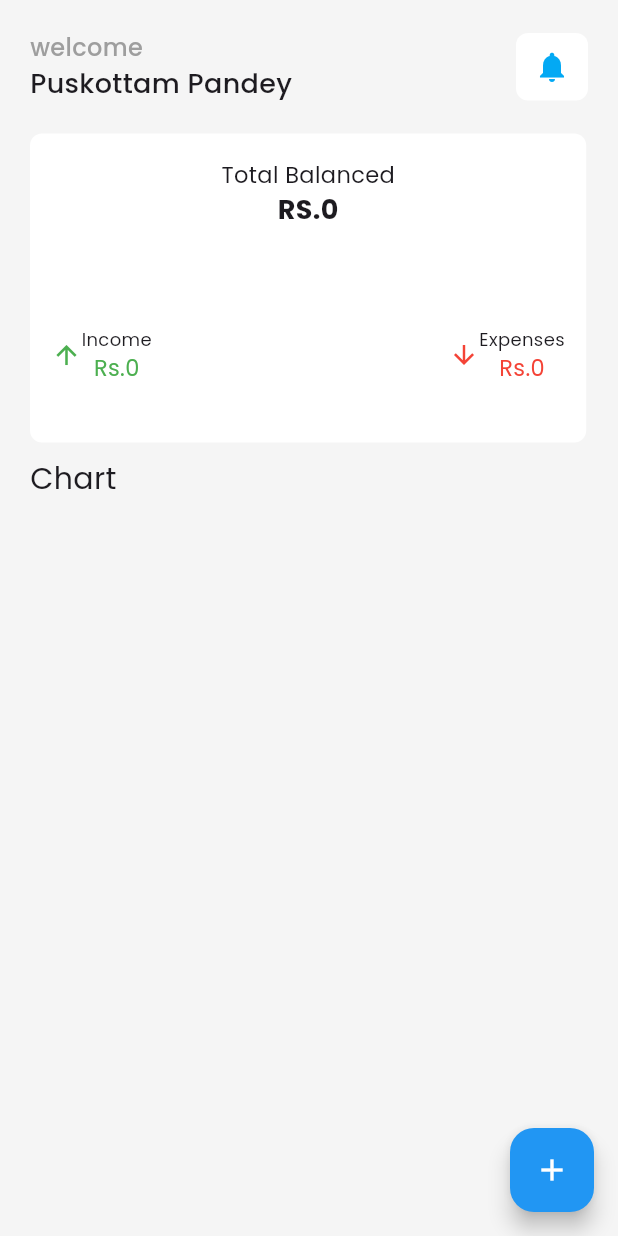
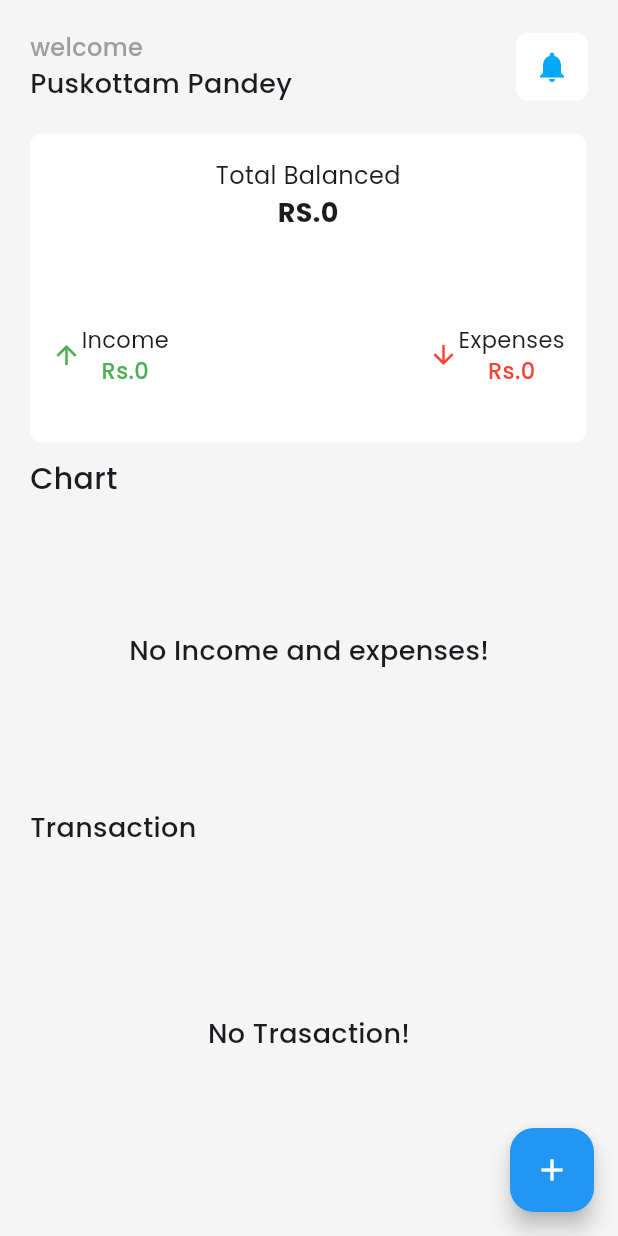
Before and after one commit to puskottampandey/ExpenseTracking, a Flutter app: the screen it shows after launch, on a phone screen of 412 x 824 dp. Run offline on Flutter 3.47's test engine with Material 2 defaults, Android fonts, the phone set to English and light mode, and no system bars; drawn by our look-alikes of fl_chart; our stand-ins replace google_fonts, smooth_page_indicator.

Commit message:
Transaction list card UI changed

```diff
--- a/lib/provider/homescreen_provider/home_screen_provider.dart
+++ b/lib/provider/homescreen_provider/home_screen_provider.dart
@@ -49,13 +49,15 @@
   final List<Transaction> _value = [];
   List<Transaction> get value => _value;
 
-  void enter(int money, String type, IconData icon, Color color) {
+  void enter(
+      int money, String type, IconData icon, Color color, Color iconback) {
     _value.add(Transaction(
       enteramount: money,
       totalamount: amount,
       type: type,
       icon: icon,
       color: color,
+      iconback: iconback,
     ));
   }
 }
--- a/lib/view/screen/home_screen/home_screen.dart
+++ b/lib/view/screen/home_screen/home_screen.dart
@@ -81,10 +81,16 @@
                   ),
                   Text(
                     "Chart",
-                    style: GoogleFonts.poppins(fontSize: 20),
+                    style: GoogleFonts.poppins(
+                        fontSize: 20, fontWeight: FontWeight.w500),
                   ),
-                  Flexible(
-                    child: PieChart(
+
+                  // PieChart for the income and expenses
+
+                  SizedBox(
+                      height: 200,
+                      child: value.value.isNotEmpty
+                          ? PieChart(
                               swapAnimationDuration:
                                   const Duration(milliseconds: 150), // Optional
                               swapAnimationCurve: Curves.linear,
@@ -102,24 +108,61 @@
                                   radius: 100,
                                 )
                               ]),
+                            )
+                          : Center(
+                              child: Text(
+                                "No Income and expenses!",
+                                style: GoogleFonts.poppins(
+                                    fontSize: 18, fontWeight: FontWeight.w500),
                               ),
+                            )),
+                  const SizedBox(
+                    height: 5,
                   ),
+                  Text(
+                    "Transaction",
+                    style: GoogleFonts.poppins(
+                        fontSize: 18, fontWeight: FontWeight.w500),
+                  ),
+                  const SizedBox(
+                    height: 10,
+                  ),
+
+                  // list of the transaction of the icome and expenses
+
                   Flexible(
                     child: Consumer<AddtransactionProvider>(
                       builder: (context, value, child) {
-                        return ListView.builder(
+                        return value.value.isNotEmpty
+                            ? ListView.builder(
                                 itemCount: value.value.length,
                                 itemBuilder: (context, int index) {
-                              return Card(
+                                  return Container(
+                                    height: MediaQuery.sizeOf(context).height *
+                                        0.08,
+                                    width:
+                                        MediaQuery.sizeOf(context).width * 0.9,
+                                    decoration: BoxDecoration(
+                                        borderRadius: BorderRadius.circular(8),
+                                        color: Colors.white),
+                                    child: Padding(
+                                      padding: const EdgeInsets.all(10.0),
                                       child: ListTile(
-                                  leading: Icon(value.value[index].icon,
-                                      size: 18,
-                                      color: value.value[index].color),
+                                        leading: CircleAvatar(
+                                          radius: 12,
+                                          backgroundColor:
+                                              value.value[index].iconback,
+                                          child: Icon(
+                                            value.value[index].icon,
+                                            size: 15,
+                                            color: value.value[index].color,
+                                          ),
+                                        ),
                                         title: Text(
                                           value.value[index].type.toString(),
                                           style: GoogleFonts.poppins(
                                               fontSize: 18,
-                                    ),
+                                              fontWeight: FontWeight.w500),
                                         ),
                                         trailing: Column(
                                           children: [
@@ -127,21 +170,34 @@
                                               "Rs.${value.value[index].enteramount.toString()}",
                                               style: GoogleFonts.poppins(
                                                   fontSize: 10,
-                                            color: value.value[index].color),
+                                                  color:
+                                                      value.value[index].color,
+                                                  fontWeight: FontWeight.w500),
                                             ),
                                             Text(
                                               "Rs.${value.value[index].totalamount.toString()}",
-                                        style:
-                                            GoogleFonts.poppins(fontSize: 14),
+                                              style: GoogleFonts.poppins(
+                                                  fontSize: 14,
+                                                  fontWeight: FontWeight.w500),
                                             )
                                           ],
                                         ),
                                       ),
+                                    ),
                                   );
-                            });
+                                },
+                              )
+                            : Center(
+                                child: Text(
+                                  "No Trasaction!",
+                                  style: GoogleFonts.poppins(
+                                      fontSize: 18,
+                                      fontWeight: FontWeight.w500),
+                                ),
+                              );
                       },
                     ),
-                  )
+                  ),
                 ],
               ),
             ),
--- a/lib/view/screen/home_screen/model/card_model.dart
+++ b/lib/view/screen/home_screen/model/card_model.dart
@@ -6,6 +6,7 @@
   String? type;
   IconData? icon;
   Color? color;
+  Color? iconback;
 
   Transaction({
     this.enteramount,
@@ -13,5 +14,6 @@
     this.type,
     this.icon,
     this.color,
+    this.iconback,
   });
 }
--- a/lib/view/screen/home_screen/widget/totalamount.dart
+++ b/lib/view/screen/home_screen/widget/totalamount.dart
@@ -30,7 +30,7 @@
                     Text(
                       "Total Balanced",
                       style: GoogleFonts.poppins(
-                        fontSize: 15,
+                        fontSize: 16,
                         fontWeight: FontWeight.w400,
                       ),
                     ),
@@ -66,11 +66,13 @@
                             children: [
                               Text("Income",
                                   style: GoogleFonts.poppins(
-                                    fontSize: 12,
+                                    fontSize: 15,
                                   )),
                               Text("Rs.${value.income}",
                                   style: GoogleFonts.poppins(
-                                      fontSize: 15, color: Colors.green)),
+                                      fontSize: 15,
+                                      color: Colors.green,
+                                      fontWeight: FontWeight.w500)),
                             ],
                           )
                         ],
@@ -93,11 +95,13 @@
                             children: [
                               Text("Expenses",
                                   style: GoogleFonts.poppins(
-                                    fontSize: 12,
+                                    fontSize: 15,
                                   )),
                               Text("Rs.${value.expense}",
                                   style: GoogleFonts.poppins(
-                                      fontSize: 15, color: Colors.red)),
+                                      fontSize: 15,
+                                      color: Colors.red,
+                                      fontWeight: FontWeight.w500)),
                             ],
                           )
                         ],
```
Also changed, not shown: lib/view/screen/addtransaction/addtransaction_screen.dart (+4 -3 lines). Lines whose indentation alone changed are shown as unchanged.
